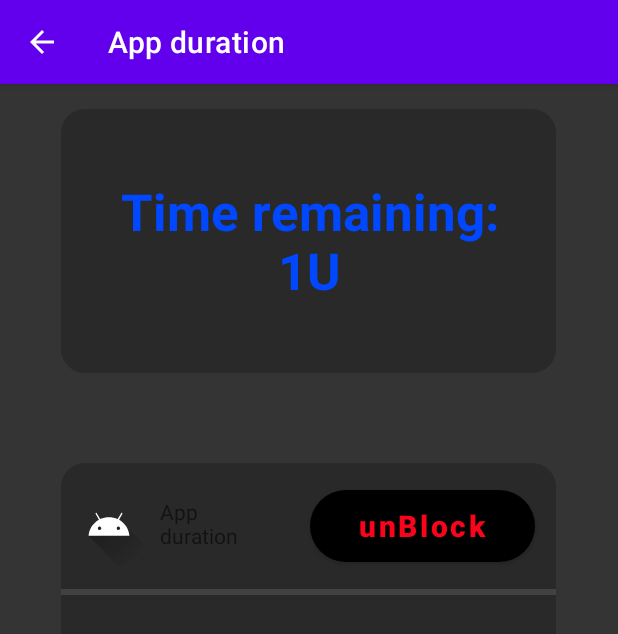
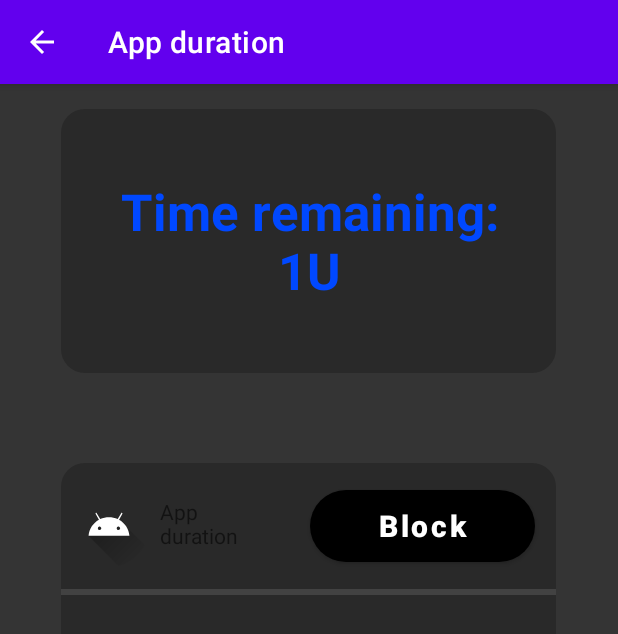
Before and after one commit to jerto2002/Anti-Addict, an Android app: the RestricktedAppsActivity screen opened directly, with no data from a screen before it, on a phone screen of 412 x 824 dp. Shown: the top 634 px of the screen. Run offline under Robolectric (Android 15) with nearby library versions, the phone set to English and light mode, and no system bars; our stand-ins replace CircleImageView; 2 statements that could not run were skipped.

Commit message:
start saving blocked apps part 3 sorting by blocked or unblocked (works with buttons)

```diff
--- a/app/src/main/java/com/example/appduration/RestricktedAppsActivity.kt
+++ b/app/src/main/java/com/example/appduration/RestricktedAppsActivity.kt
@@ -51,19 +51,20 @@ class RestricktedAppsActivity : AppCompatActivity() {
             var inflater = LayoutInflater.from(this).inflate(R.layout.showappblock, null)
             binding.userLinearview.addView(inflater, binding.userLinearview.childCount)
             val input = System.nanoTime()
-            if(input.toInt() % 2 == 0) {
-                Applist.add(App(resolveInfoList.get(i).activityInfo.packageName , true))
-            } else {
-                Applist.add(App(resolveInfoList.get(i).activityInfo.packageName , false))
-            }
-
+            Applist.add(App(resolveInfoList.get(i).activityInfo.packageName , false))
         }
         writeToFile();
-        resolveInfoList.sortBy { TestcommonFuntins.getAppname(it.activityInfo.packageName, packageManager ) }
+        //resolveInfoList.sortBy { TestcommonFuntins.getAppname(it.activityInfo.packageName, packageManager ) }
+        setAppsonscreen();
+        binding.progressBar.visibility = View.INVISIBLE;
+    }
+
+    private fun setAppsonscreen(){
+
         Applist.sortWith(compareBy({it.Blocked.toString().length}, { TestcommonFuntins.getAppname(it.packageName, packageManager ) }))
         //it.Blocked.toString()
         var v: View?
-        for (i in 0 until resolveInfoList.size) {
+        for (i in 0 until Applist.size) {
             v = binding.userLinearview.getChildAt(i)
             var d = packageManager.getApplicationIcon(Applist.get(i).packageName)
             val icon: ImageView = v.findViewById(R.id.iconapp)
@@ -74,11 +75,16 @@ class RestricktedAppsActivity : AppCompatActivity() {
             if(Applist.get(i).Blocked == true){
                 Button.text = "unBlock"
                 Button.setTextColor(Color.parseColor("#fc031c"))
+            }else{
+                Button.text = "Block"
+                Button.setTextColor(Color.WHITE)
             }
             Button.setOnClickListener {
                 if(Button.text == "Block"){
                     Button.text = "unBlock"
                     Button.setTextColor(Color.parseColor("#fc031c"))
+                    Applist.get(i).Blocked = true;
+                    setAppsonscreen();
                     /*for (i in 0 until  binding.userLinearview.childCount){
                         var view = binding.userLinearview.getChildAt(i);
                         var textname: TextView = view.findViewById(R.id.txtappnameRestrickted)
@@ -92,12 +98,13 @@ class RestricktedAppsActivity : AppCompatActivity() {
                 }else{
                     Button.text = "Block"
                     Button.setTextColor(Color.WHITE)
+                    Applist.get(i).Blocked = false;
+                    setAppsonscreen();
+
                 }
             }
-           // val name = d.toString();
+            // val name = d.toString();
         }
-
-        binding.progressBar.visibility = View.INVISIBLE;
     }
     private fun writeToFile(){
         var textNeeded = "";
@@ -139,4 +146,4 @@ val test = Applist;
     }
 }
 
-class App(val packageName : String, val Blocked : Boolean = false)
+class App(val packageName : String, var Blocked : Boolean = false)
```
